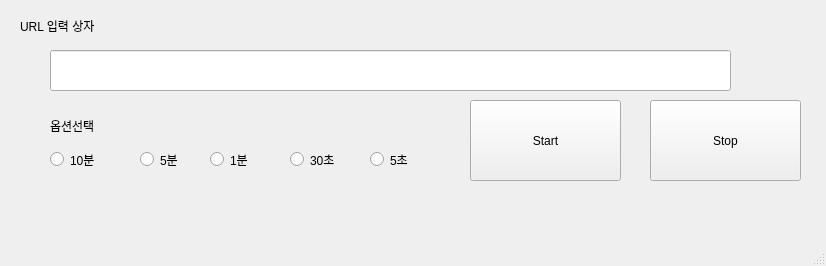
Above: testPackage/web_watcher.ui from nbvc1003/python before the change. Below: the same form after it.
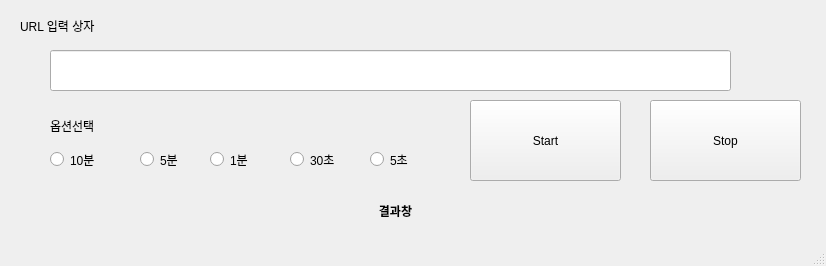
That is the form after the change.

```diff
--- a/testPackage/web_watcher.ui
+++ b/testPackage/web_watcher.ui
@@ -118,7 +118,7 @@
      </font>
     </property>
     <property name="text">
-     <string/>
+     <string>결과창</string>
     </property>
     <property name="alignment">
      <set>Qt::AlignCenter</set>
```
Left out of the diff: 9 changed lines with no effect on the pictures.
